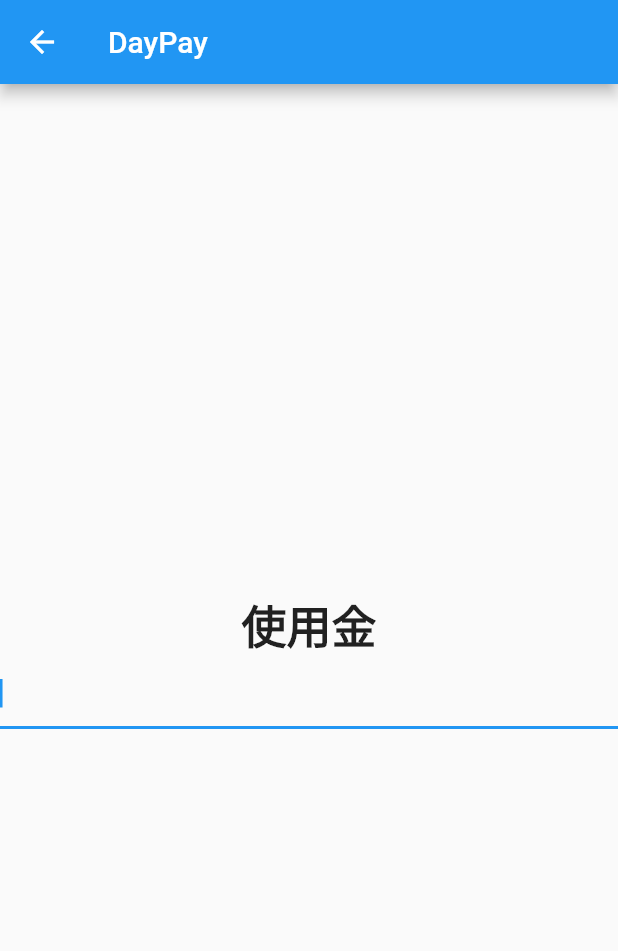
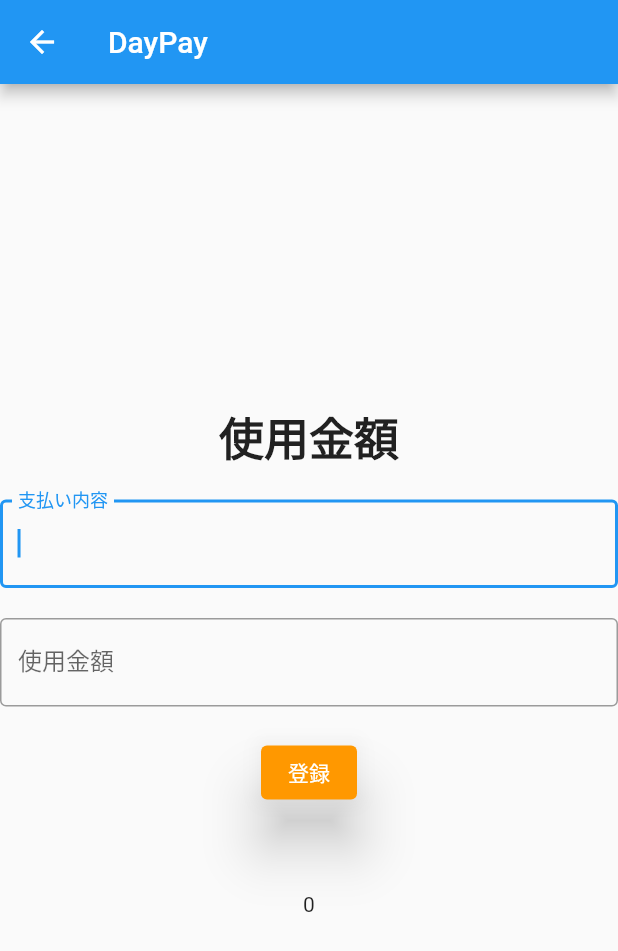
Before and after one commit to flutter-dev-kes/daypay, a Flutter app: the InputPay screen opened directly, on a phone screen of 412 x 824 dp. Shown: the top 951 px of the screen. Run offline on Flutter 3.47's test engine with Material 2 defaults, Android fonts, the phone set to English and light mode, and no system bars; our stand-ins replace cloud_firestore, firebase_auth, firebase_core, firebase_storage, flutter_hooks, flutter_svg and 3 more; accounts and stored records are empty.

Commit message:
[ADD]formfield内容をRiverpodでリアルタイム保存→反映出力

```diff
--- a/lib/input_pay.dart
+++ b/lib/input_pay.dart
@@ -1,31 +1,91 @@
 import 'package:flutter/material.dart';
+import 'package:hooks_riverpod/hooks_riverpod.dart';
+import 'package:flutter_hooks/flutter_hooks.dart';
+import 'package:state_notifier/state_notifier.dart';
 
-class InputPay extends StatefulWidget {
+// TextFieldで入力された値を格納するProvider変数
+StateProvider<String> _payContentProvider = StateProvider((ref) => "");
+StateProvider<String> _payAmountProvider = StateProvider((ref) => "0");
+
+class InputPay extends HookConsumerWidget {
+  const InputPay({Key? key}) : super(key: key);
+
   @override
-  _InputPayState createState() => _InputPayState();
-}
+  Widget build(BuildContext context, WidgetRef ref) {
+    // TextFieldで入力された値が格納されるContoller
+    final TextEditingController _payContentController = TextEditingController();
+    final TextEditingController _payAmountController = TextEditingController();
 
-class _InputPayState extends State<InputPay> {
-  @override
-  Widget build(BuildContext context) {
+    void setValue() {
+      print('pass');
+      ref.read(_payContentProvider.state).state = _payContentController.text;
+      ref.read(_payAmountProvider.state).state = _payAmountController.text;
+      print(ref.read(_payContentProvider.state).state);
+      print(ref.read(_payAmountProvider.state).state);
+    }
+
     return Scaffold(
       appBar: AppBar(
-        title: Text('DayPay'),
+        title: const Text('DayPay'),
       ),
       body: Center(
         child: Column(
           mainAxisAlignment: MainAxisAlignment.center,
           children: <Widget>[
-            Text(
-              '使用金',
-              style: TextStyle(
-                fontWeight: FontWeight.bold,
-                fontSize: 30
+            const Text(
+              '使用金額',
+              style: TextStyle(fontWeight: FontWeight.bold, fontSize: 30),
+            ),
+            const SizedBox(
+              height: 20,
+            ),
+            TextField(
+              controller: _payContentController,
+              keyboardType: TextInputType.text,
+              autofocus: true,
+              decoration: const InputDecoration(
+                border: OutlineInputBorder(),
+                labelText: '支払い内容',
               ),
             ),
+            const SizedBox(
+              height: 20,
+            ),
             TextField(
+              controller: _payAmountController,
+              // controller:
+              //     TextEditingController(text: ref.watch(_stateProvider)),
               keyboardType: TextInputType.number,
-              autofocus: true,
+              autofocus: false,
+              decoration: const InputDecoration(
+                border: OutlineInputBorder(),
+                labelText: '使用金額',
+              ),
+            ),
+            const SizedBox(
+              height: 20,
+            ),
+            ElevatedButton(
+              child: const Text('登録'),
+              style: ElevatedButton.styleFrom(
+                primary: Colors.orange,
+                onPrimary: Colors.white,
+                elevation: 16,
+              ),
+              onPressed: () => setValue(),
+            ),
+            // 以下でRiverpodに格納されている情報を出力する。
+            const SizedBox(
+              height: 20,
+            ),
+            Container(
+              child: Text('${ref.watch(_payContentProvider)}'),
+            ),
+            const SizedBox(
+              height: 20,
+            ),
+            Container(
+              child: Text('${ref.watch(_payAmountProvider)}'),
             ),
           ],
         ),
```
